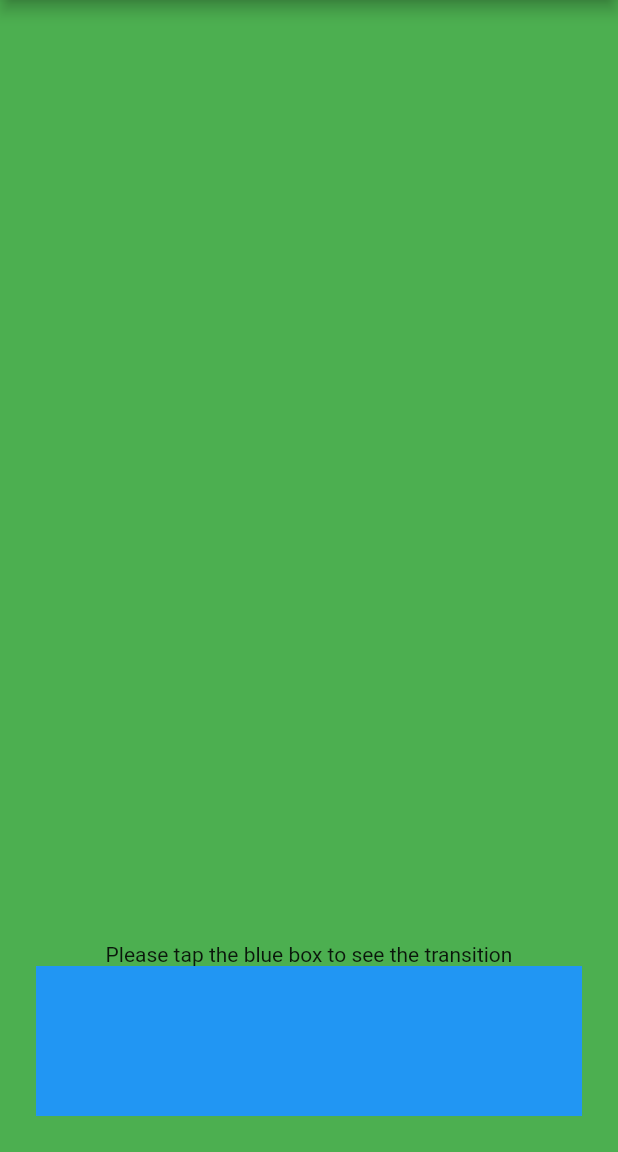
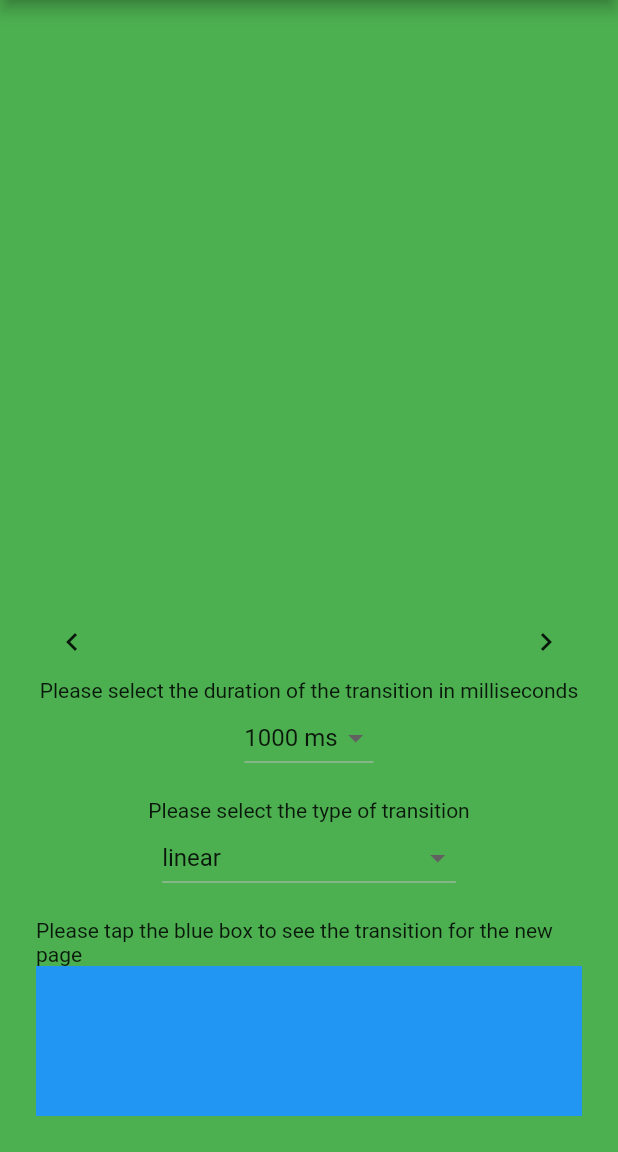
Before and after one commit to Yahhi/test_animations, a Flutter app: the screen it shows after launch, on a phone screen of 412 x 824 dp, the part 84-1236 px from its top. Run offline on Flutter 3.47's test engine with Material 2 defaults, Android fonts, the phone set to English and light mode, and no system bars.

```diff
--- a/lib/main.dart
+++ b/lib/main.dart
@@ -1,5 +1,5 @@
 import 'package:flutter/material.dart';
-import 'package:test_animations/second.dart';
+import 'package:test_animations/screen_with_scale.dart';
 
 void main() => runApp(MyApp());
 
@@ -26,13 +26,97 @@ class MyHomePage extends StatefulWidget {
 }
 
 class _MyHomePageState extends State<MyHomePage> {
+  final Map<String, Curve> possibleCurves = {
+    "bounceIn": Curves.bounceIn,
+    "bounceInOut": Curves.bounceInOut,
+    "bounceOut": Curves.bounceOut,
+    "decelerate": Curves.decelerate,
+    "ease": Curves.ease,
+    "easeIn": Curves.easeIn,
+    "easeInBack": Curves.easeInBack,
+    "easeInCirc": Curves.easeInCirc,
+    "easeInCubic": Curves.easeInCubic,
+    "easeInExpo": Curves.easeInExpo,
+    "easeInOut": Curves.easeInOut,
+    "easeInOutBack": Curves.easeInOutBack,
+    "easeInOutCirc": Curves.easeInOutCirc,
+    "easeInOutCubic": Curves.easeInOutCubic,
+    "easeInOutExpo": Curves.easeInOutExpo,
+    "easeInOutQuad": Curves.easeInOutQuad,
+    "easeInOutQuart": Curves.easeInOutQuart,
+    "easeInOutQuint": Curves.easeInOutQuint,
+    "easeInOutSine": Curves.easeInOutSine,
+    "easeInQuad": Curves.easeInQuad,
+    "easeInQuart": Curves.easeInQuart,
+    "easeInQuint": Curves.easeInQuint,
+    "easeInSine": Curves.easeInSine,
+    "easeInToLinear": Curves.easeInToLinear,
+    "easeOut": Curves.easeOut,
+    "easeOutBack": Curves.easeOutBack,
+    "easeOutCirc": Curves.easeOutCirc,
+    "easeOutCubic": Curves.easeOutCubic,
+    "easeOutExpo": Curves.easeOutExpo,
+    "easeOutQuad": Curves.easeOutQuad,
+    "easeOutQuart": Curves.easeOutQuart,
+    "easeOutQuint": Curves.easeOutQuint,
+    "easeOutSine": Curves.easeOutSine,
+    "elasticIn": Curves.elasticIn,
+    "elasticInOut": Curves.elasticInOut,
+    "elasticOut": Curves.elasticOut,
+    "fastLinearToSlowEaseIn": Curves.fastLinearToSlowEaseIn,
+    "fastOutSlowIn": Curves.fastOutSlowIn,
+    "linear": Curves.linear,
+    "linearToEaseOut": Curves.linearToEaseOut,
+    "slowMiddle": Curves.slowMiddle,
+  };
+  Curve selectedCurve;
+  List<int> possibleDuration;
+  int selectedDuration = 1000;
+  final PageController pageController = new PageController(initialPage: 1);
+
+  @override
+  void initState() {
+    selectedCurve = possibleCurves["linear"];
+    possibleDuration = List.generate(100, (int index) => index * 100);
+    super.initState();
+  }
+
   @override
   Widget build(BuildContext context) {
     return Scaffold(
       appBar: AppBar(
         title: Text(widget.title),
       ),
-      body: Container(
+      body: PageView(
+        controller: pageController,
+        children: <Widget>[
+          _leftPage(),
+          _mainPage(),
+          _rightPage(),
+        ],
+      ),
+    );
+  }
+
+  void _openSecond() {
+    Navigator.push(context,
+        InvisibleRoute(page: ScreenWithScale(selectedDuration, selectedCurve)));
+  }
+
+  void _saveTransitionType(Curve value) {
+    setState(() {
+      selectedCurve = value;
+    });
+  }
+
+  void _saveTransitionDuration(int value) {
+    setState(() {
+      selectedDuration = value;
+    });
+  }
+
+  Widget _mainPage() {
+    return Container(
       color: Colors.green,
       constraints: BoxConstraints.expand(),
       child: Padding(
@@ -40,8 +124,53 @@ class _MyHomePageState extends State<MyHomePage> {
         child: Column(
           mainAxisAlignment: MainAxisAlignment.end,
           children: <Widget>[
+            Row(
+              mainAxisAlignment: MainAxisAlignment.spaceBetween,
+              children: <Widget>[
+                IconButton(
+                  onPressed: _showPrevScreen,
+                  icon: Icon(Icons.chevron_left),
+                ),
+                IconButton(
+                  onPressed: _showNextScreen,
+                  icon: Icon(Icons.chevron_right),
+                )
+              ],
+            ),
             Text(
-                'Please tap the blue box to see the transition',
+                "Please select the duration of the transition in milliseconds"),
+            DropdownButton<int>(
+              value: selectedDuration,
+              onChanged: _saveTransitionDuration,
+              items: possibleDuration.map((int value) {
+                return DropdownMenuItem<int>(
+                  child: Text("$value ms"),
+                  value: value,
+                );
+              }).toList(),
+            ),
+            SizedBox(
+              height: 16,
+            ),
+            Text("Please select the type of transition"),
+            DropdownButton<Curve>(
+              value: selectedCurve,
+              onChanged: _saveTransitionType,
+              items: possibleCurves.entries
+                  .map((MapEntry<String, Curve> curveItem) {
+                return new DropdownMenuItem<Curve>(
+                  child: new Text(
+                    curveItem.key,
+                  ),
+                  value: curveItem.value,
+                );
+              }).toList(),
+            ),
+            SizedBox(
+              height: 16,
+            ),
+            Text(
+              'Please tap the blue box to see the transition for the new page',
             ),
             GestureDetector(
               onTap: _openSecond,
@@ -53,12 +182,55 @@ class _MyHomePageState extends State<MyHomePage> {
           ],
         ),
       ),
+    );
+  }
+
+  void _showPrevScreen() {
+    pageController.previousPage(
+      duration: Duration(milliseconds: selectedDuration),
+      curve: selectedCurve,
+    );
+  }
+
+  void _showNextScreen() {
+    pageController.nextPage(
+      duration: Duration(milliseconds: selectedDuration),
+      curve: selectedCurve,
+    );
+  }
+
+  Widget _leftPage() {
+    return Container(
+      color: Colors.lightGreen,
+      constraints: BoxConstraints.expand(),
+      child: Column(
+        mainAxisAlignment: MainAxisAlignment.center,
+        children: <Widget>[
+          Text("Left page"),
+          IconButton(
+            onPressed: _showNextScreen,
+            icon: Icon(Icons.chevron_right),
+          ),
+        ],
       ),
     );
   }
 
-  void _openSecond() {
-    Navigator.push(context, InvisibleRoute(page: SecondScreen()));
+  Widget _rightPage() {
+    return Container(
+      color: Colors.lightGreen,
+      constraints: BoxConstraints.expand(),
+      child: Column(
+        mainAxisAlignment: MainAxisAlignment.center,
+        children: <Widget>[
+          Text("Right page"),
+          IconButton(
+            onPressed: _showPrevScreen,
+            icon: Icon(Icons.chevron_left),
+          ),
+        ],
+      ),
+    );
   }
 }
 
--- a/pubspec.yaml
+++ b/pubspec.yaml
@@ -19,8 +19,6 @@ environment:
 dependencies:
   flutter:
     sdk: flutter
-
-  simple_animations: ^1.2.0
 
   # The following adds the Cupertino Icons font to your application.
   # Use with the CupertinoIcons class for iOS style icons.
```
Also changed, not shown: lib/initial_scale_transition.dart (deleted, +0 -55 lines), lib/screen_with_scale.dart (renamed from lib/second.dart, +14 -4 lines), pubspec.lock. Lines whose indentation alone changed are shown as unchanged.
